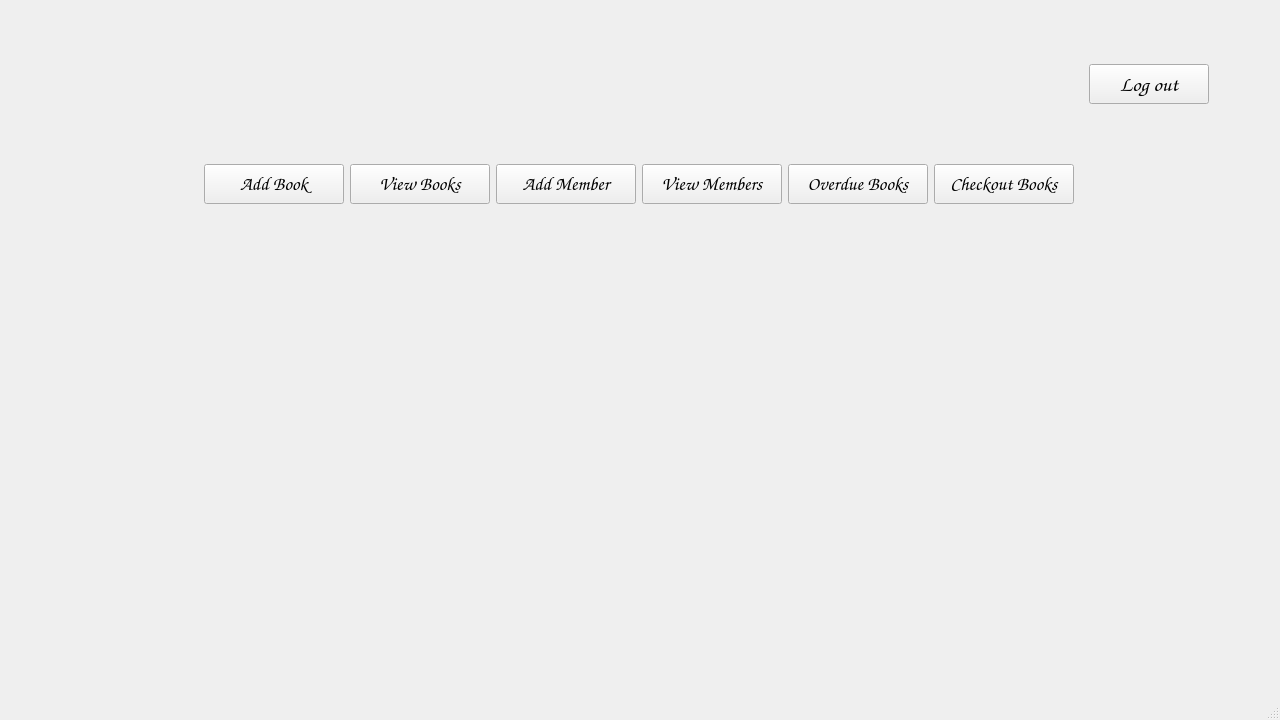
Above: mainwindow.ui from Frederick-Rive/CS106_LibrarySystem_GroupProject before the change. Below: the same form after it.
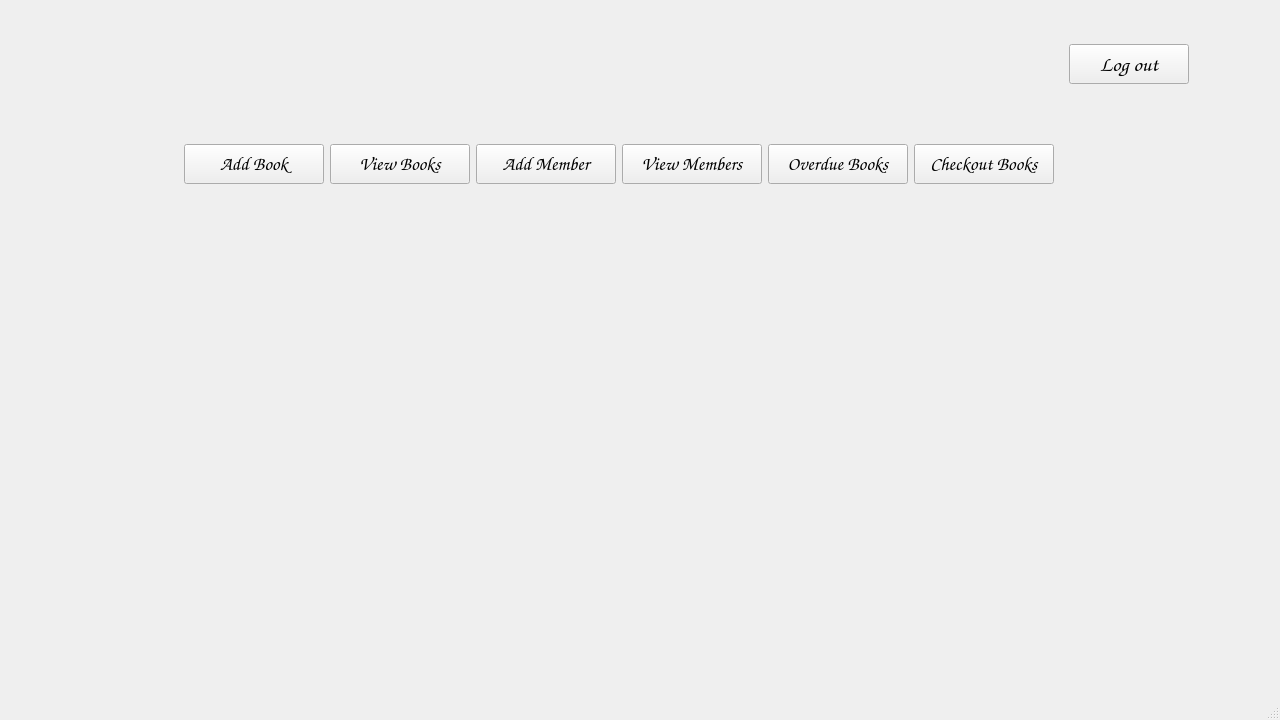
That is the form after the change.

```diff
--- a/mainwindow.ui
+++ b/mainwindow.ui
@@ -26,11 +26,11 @@
    <string>MainWindow</string>
   </property>
   <widget class="QWidget" name="centralwidget">
-   <widget class="QWidget" name="">
+   <widget class="QWidget" name="layoutWidget">
     <property name="geometry">
      <rect>
-      <x>10</x>
-      <y>10</y>
+      <x>-10</x>
+      <y>-10</y>
       <width>1261</width>
       <height>710</height>
      </rect>
@@ -67,38 +67,6 @@
        </property>
       </widget>
      </item>
-     <item row="7" column="1">
-      <spacer name="verticalSpacer">
-       <property name="orientation">
-        <enum>Qt::Vertical</enum>
-       </property>
-       <property name="sizeType">
-        <enum>QSizePolicy::Minimum</enum>
-       </property>
-       <property name="sizeHint" stdset="0">
-        <size>
-         <width>20</width>
-         <height>500</height>
-        </size>
-       </property>
-      </spacer>
-     </item>
-     <item row="7" column="2">
-      <spacer name="horizontalSpacer_2">
-       <property name="orientation">
-        <enum>Qt::Horizontal</enum>
-       </property>
-       <property name="sizeType">
-        <enum>QSizePolicy::Minimum</enum>
-       </property>
-       <property name="sizeHint" stdset="0">
-        <size>
-         <width>170</width>
-         <height>20</height>
-        </size>
-       </property>
-      </spacer>
-     </item>
      <item row="2" column="2">
       <widget class="QPushButton" name="logout_button">
        <property name="minimumSize">
@@ -140,22 +108,6 @@
        </property>
       </spacer>
      </item>
-     <item row="7" column="0">
-      <spacer name="horizontalSpacer">
-       <property name="orientation">
-        <enum>Qt::Horizontal</enum>
-       </property>
-       <property name="sizeType">
-        <enum>QSizePolicy::Minimum</enum>
-       </property>
-       <property name="sizeHint" stdset="0">
-        <size>
-         <width>170</width>
-         <height>20</height>
-        </size>
-       </property>
-      </spacer>
-     </item>
      <item row="4" column="1">
       <layout class="QHBoxLayout" name="horizontalLayout">
        <item>
@@ -274,6 +226,70 @@
        </item>
       </layout>
      </item>
+     <item row="4" column="0">
+      <spacer name="horizontalSpacer">
+       <property name="orientation">
+        <enum>Qt::Horizontal</enum>
+       </property>
+       <property name="sizeType">
+        <enum>QSizePolicy::Minimum</enum>
+       </property>
+       <property name="sizeHint" stdset="0">
+        <size>
+         <width>170</width>
+         <height>20</height>
+        </size>
+       </property>
+      </spacer>
+     </item>
+     <item row="4" column="2">
+      <spacer name="horizontalSpacer_2">
+       <property name="orientation">
+        <enum>Qt::Horizontal</enum>
+       </property>
+       <property name="sizeType">
+        <enum>QSizePolicy::Minimum</enum>
+       </property>
+       <property name="sizeHint" stdset="0">
+        <size>
+         <width>170</width>
+         <height>20</height>
+        </size>
+       </property>
+      </spacer>
+     </item>
+     <item row="5" column="0">
+      <spacer name="verticalSpacer">
+       <property name="orientation">
+        <enum>Qt::Vertical</enum>
+       </property>
+       <property name="sizeType">
+        <enum>QSizePolicy::Minimum</enum>
+       </property>
+       <property name="sizeHint" stdset="0">
+        <size>
+         <width>20</width>
+         <height>500</height>
+        </size>
+       </property>
+      </spacer>
+     </item>
+     <item row="5" column="2">
+      <spacer name="verticalSpacer_3">
+       <property name="orientation">
+        <enum>Qt::Vertical</enum>
+       </property>
+       <property name="sizeType">
+        <enum>QSizePolicy::Minimum</enum>
+       </property>
+       <property name="sizeHint" stdset="0">
+        <size>
+         <width>20</width>
+         <height>500</height>
+        </size>
+       </property>
+      </spacer>
+     </item>
     </layout>
    </widget>
   </widget>
```
Left out of the diff: 2 changed lines with no effect on the pictures.
